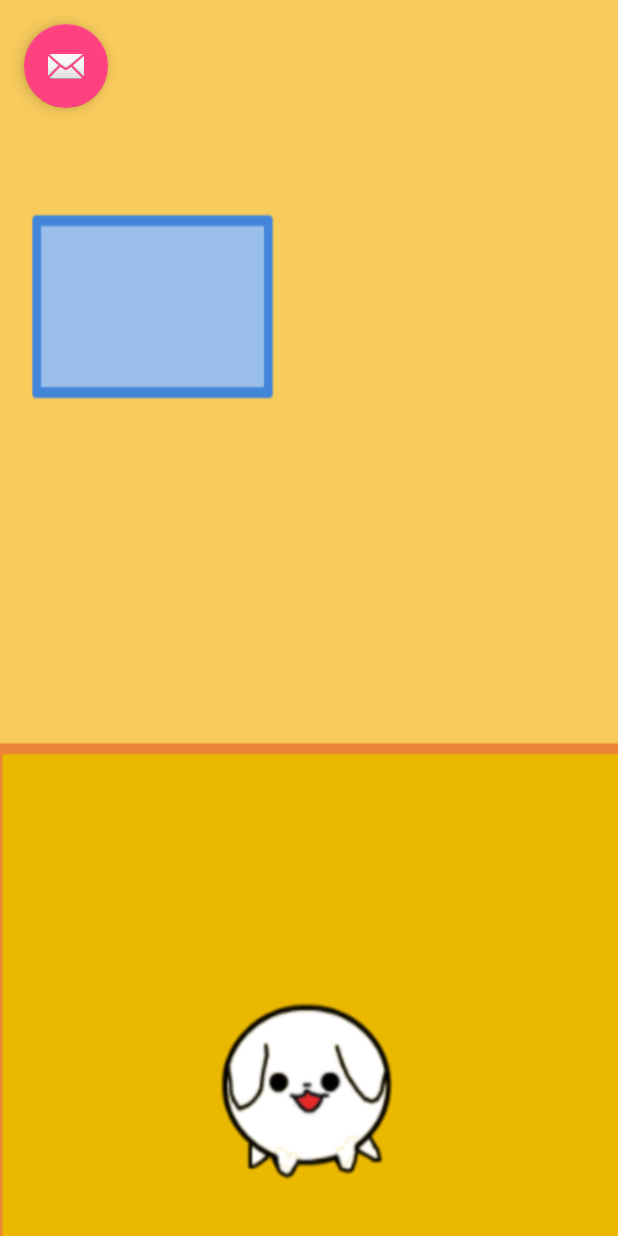
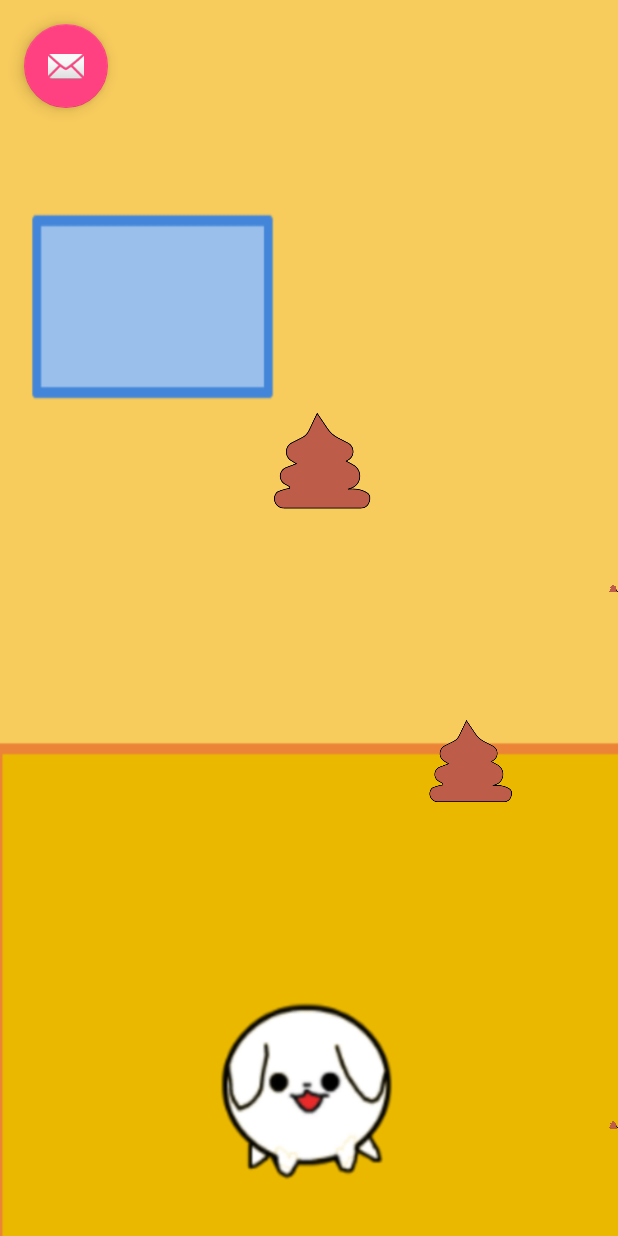
Before and after one commit to youko-wakou/PalamFairyGame, an Android app: the screen it shows after launch (MainActivity), on a phone screen of 412 x 824 dp. Run offline under Robolectric (Android 15) with nearby library versions, the phone set to English and light mode, and no system bars; 8 statements that could not run were skipped.

Commit message:
トイレ表示非表示

```diff
--- a/app/src/main/res/layout/activity_main.xml
+++ b/app/src/main/res/layout/activity_main.xml
@@ -42,4 +42,42 @@
         android:layout_margin="@dimen/fab_margin"
         app:srcCompat="@android:drawable/ic_dialog_email" />
 
+    <ImageView
+        android:id="@+id/toileA"
+        android:layout_width="60dp"
+        android:layout_height="60dp"
+        android:layout_above="@+id/petViewImage"
+        android:layout_marginBottom="129dp"
+        android:layout_marginStart="196dp"
+        android:layout_toEndOf="@+id/fab"
+        app:srcCompat="@drawable/unti" />
+
+    <ImageView
+        android:id="@+id/toileB"
+        android:layout_width="90dp"
+        android:layout_height="90dp"
+        android:layout_below="@+id/toileA"
+        android:layout_marginStart="140dp"
+        android:layout_marginTop="38dp"
+        android:layout_toEndOf="@+id/petViewImage"
+        app:srcCompat="@drawable/unti" />
+
+    <ImageView
+        android:id="@+id/toileC"
+        android:layout_width="100dp"
+        android:layout_height="100dp"
+        android:layout_above="@+id/toileA"
+        android:layout_alignStart="@+id/toileB"
+        android:layout_marginBottom="35dp"
+        app:srcCompat="@drawable/unti" />
+
+    <ImageView
+        android:id="@+id/toileD"
+        android:layout_width="70dp"
+        android:layout_height="70dp"
+        android:layout_above="@+id/toileC"
+        android:layout_marginStart="92dp"
+        android:layout_toEndOf="@+id/fab"
+        app:srcCompat="@drawable/unti" />
+
 </RelativeLayout>
```
Also changed, not shown: app/src/main/java/jp/palamfairy/project/android/palamfairygame/MainActivity.java (+27 -4 lines).
